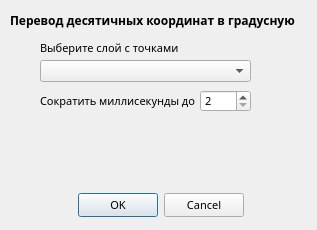
Qt form ncfu_plugin_dialog_base.ui (prr21/qgis-plugin) before a commit.
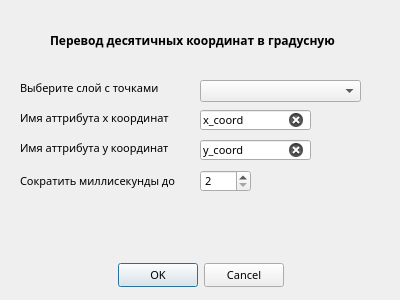
The same form after that commit.

Commit message: Новый дизайн

Diff of the .ui file:
```diff
--- a/ncfu_plugin_dialog_base.ui
+++ b/ncfu_plugin_dialog_base.ui
@@ -12,8 +12,8 @@
    <rect>
     <x>0</x>
     <y>0</y>
-    <width>317</width>
-    <height>230</height>
+    <width>400</width>
+    <height>300</height>
    </rect>
   </property>
   <property name="sizePolicy">
@@ -24,14 +24,14 @@
   </property>
   <property name="minimumSize">
    <size>
-    <width>264</width>
-    <height>230</height>
+    <width>400</width>
+    <height>300</height>
    </size>
   </property>
   <property name="maximumSize">
    <size>
-    <width>600</width>
-    <height>229</height>
+    <width>400</width>
+    <height>400</height>
    </size>
   </property>
   <property name="font">
@@ -53,8 +53,8 @@
   <widget class="QDialogButtonBox" name="buttonBox">
    <property name="geometry">
     <rect>
-     <x>-10</x>
-     <y>190</y>
+     <x>30</x>
+     <y>260</y>
      <width>341</width>
      <height>31</height>
     </rect>
@@ -72,8 +72,8 @@
   <widget class="QLabel" name="label">
    <property name="geometry">
     <rect>
-     <x>40</x>
-     <y>40</y>
+     <x>20</x>
+     <y>80</y>
      <width>181</width>
      <height>16</height>
     </rect>
@@ -85,8 +85,8 @@
   <widget class="QLabel" name="label_2">
    <property name="geometry">
     <rect>
-     <x>40</x>
-     <y>90</y>
+     <x>20</x>
+     <y>170</y>
      <width>161</width>
      <height>21</height>
     </rect>
@@ -116,7 +116,7 @@
    <property name="geometry">
     <rect>
      <x>200</x>
-     <y>90</y>
+     <y>170</y>
      <width>51</width>
      <height>22</height>
     </rect>
@@ -134,9 +134,9 @@
    </property>
    <property name="geometry">
     <rect>
-     <x>40</x>
-     <y>60</y>
-     <width>211</width>
+     <x>200</x>
+     <y>80</y>
+     <width>161</width>
      <height>22</height>
     </rect>
    </property>
@@ -159,8 +159,8 @@
   <widget class="QLabel" name="label_3">
    <property name="geometry">
     <rect>
-     <x>10</x>
-     <y>10</y>
+     <x>50</x>
+     <y>30</y>
      <width>321</width>
      <height>21</height>
     </rect>
@@ -176,6 +176,75 @@
     <string>Перевод десятичных координат в градусную</string>
    </property>
   </widget>
+  <widget class="QLineEdit" name="x_coord">
+   <property name="geometry">
+    <rect>
+     <x>200</x>
+     <y>110</y>
+     <width>111</width>
+     <height>20</height>
+    </rect>
+   </property>
+   <property name="font">
+    <font>
+     <kerning>true</kerning>
+    </font>
+   </property>
+   <property name="autoFillBackground">
+    <bool>false</bool>
+   </property>
+   <property name="inputMask">
+    <string/>
+   </property>
+   <property name="text">
+    <string>x_coord</string>
+   </property>
+   <property name="clearButtonEnabled">
+    <bool>true</bool>
+   </property>
+  </widget>
+  <widget class="QLineEdit" name="y_coord">
+   <property name="geometry">
+    <rect>
+     <x>200</x>
+     <y>140</y>
+     <width>111</width>
+     <height>20</height>
+    </rect>
+   </property>
+   <property name="text">
+    <string>y_coord</string>
+   </property>
+   <property name="clearButtonEnabled">
+    <bool>true</bool>
+   </property>
+  </widget>
+  <widget class="QLabel" name="label_4">
+   <property name="geometry">
+    <rect>
+     <x>20</x>
+     <y>110</y>
+     <width>181</width>
+     <height>16</height>
+    </rect>
+   </property>
+   <property name="text">
+    <string>Имя аттрибута x координат</string>
+   </property>
+  </widget>
+  <widget class="QLabel" name="label_5">
+   <property name="geometry">
+    <rect>
+     <x>20</x>
+     <y>140</y>
+     <width>181</width>
+     <height>16</height>
+    </rect>
+   </property>
+   <property name="text">
+    <string>Имя аттрибута y координат</string>
+   </property>
+  </widget>
  </widget>
  <resources/>
  <connections>
```
